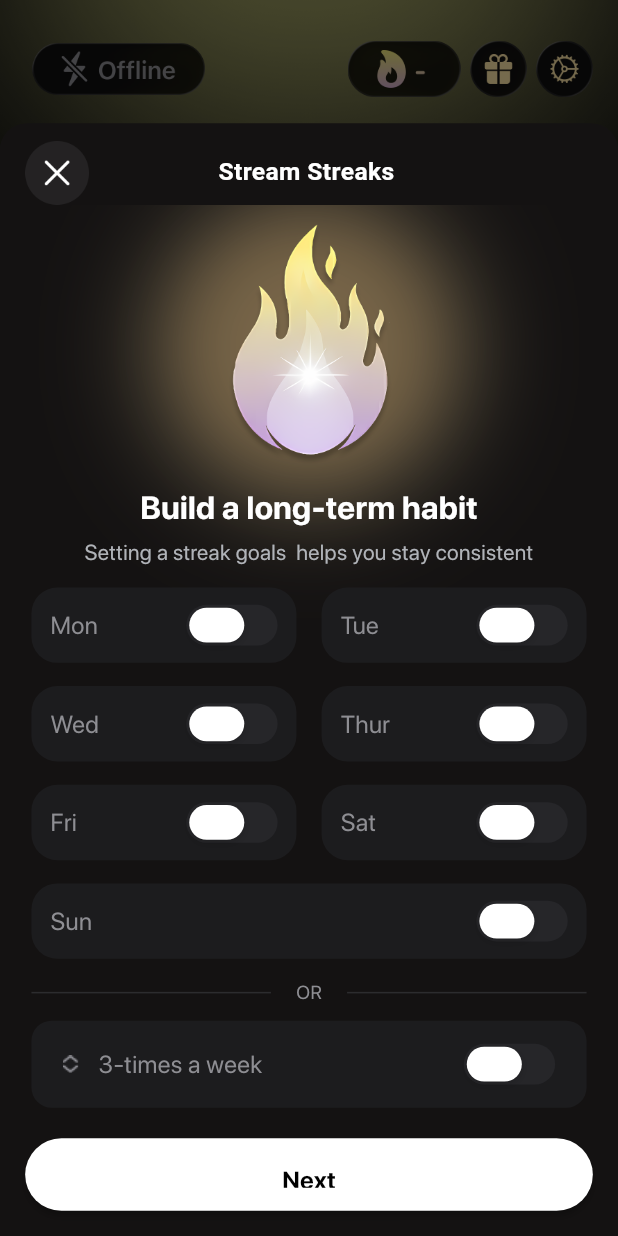
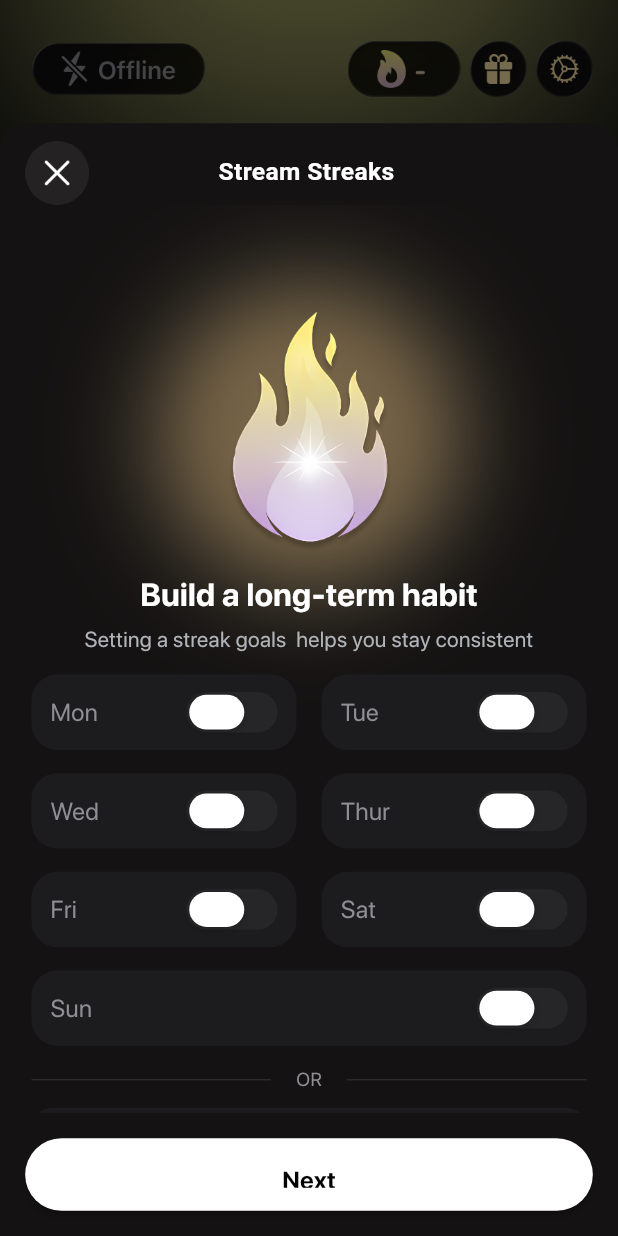
Before and after one commit to ali88367/Second--Chat, a Flutter app: the HomeScreen2 screen opened directly, after a tap on "Customisable streaks", on a phone screen of 412 x 824 dp. Run offline on Flutter 3.47's test engine with Material 3 defaults, Android fonts, the phone set to English and light mode, and no system bars; our stand-ins replace animate_do, cached_network_image, carousel_slider, flutter_screenutil, get, glassmorphism and 3 more; missing offline and left inert: ios_color_picker; accounts and stored records are empty.

Commit message:
first commit

```diff
--- a/lib/features/Streaks/Last_streak.dart
+++ b/lib/features/Streaks/Last_streak.dart
@@ -378,7 +378,7 @@ class _StreakFreezeUseBottomSheetState extends State<StreakFreezeUseBottomSheet>
                         width: double.infinity,
                         child: ElevatedButton(
                           onPressed: () {
-                            Get.offAll(const HomeScreen2());
+                            Get.back();
                           },
                           style: ElevatedButton.styleFrom(
                             backgroundColor: const Color(0xFF7EDDE4),
--- a/lib/features/Streaks/Streaksbottomsheet.dart
+++ b/lib/features/Streaks/Streaksbottomsheet.dart
@@ -93,7 +93,7 @@ class _StreamStreakSetupBottomSheetState extends State<StreamStreakSetupBottomSh
           ),
           Expanded(
             child: SingleChildScrollView(
-              padding: EdgeInsets.symmetric(horizontal: 20.w),
+              padding: EdgeInsets.symmetric(horizontal: 20.w,vertical: 60.h),
               child: Column(
                 children: [
                   SizedBox(height: 10.h),
--- a/lib/features/intro/intro_screen1.dart
+++ b/lib/features/intro/intro_screen1.dart
@@ -33,6 +33,7 @@ class _IntroScreen1State extends State<IntroScreen1> {
   @override
   Widget build(BuildContext context) {
     return Scaffold(
+      backgroundColor: Colors.black,
       body: SafeArea(
         top: false,
         child: Stack(
@@ -40,8 +41,8 @@ class _IntroScreen1State extends State<IntroScreen1> {
             Container(
               decoration: const BoxDecoration(
                 image: DecorationImage(
-                  image: AssetImage('assets/images/intro1.png'),
-                  fit: BoxFit.cover,
+                  image: AssetImage('assets/images/ani.gif'),
+                  fit: BoxFit.contain,
                 ),
               ),
             ),
--- a/lib/features/main_section/main/HomeScreen2.dart
+++ b/lib/features/main_section/main/HomeScreen2.dart
@@ -49,124 +49,9 @@ class HomeScreen2 extends StatelessWidget {
             ),
           ),
 
-          // 🔹 Header (Image Buttons)
-          SafeArea(
-            child: Padding(
-              padding: EdgeInsets.symmetric(horizontal: 16.w, vertical: 28.h),
-              child: Row(
-                mainAxisAlignment: MainAxisAlignment.spaceBetween,
-                children: [
-                  // Offline Button
-                  GestureDetector(
-                    onTap: () {
-                      Get.to(
-                            () => Livestreaming(),
-                        transition: Transition.cupertino,
-                        duration: const Duration(milliseconds: 250),
-                        curve: Curves.fastOutSlowIn,
-                      );
-                    },
-                    child: _buildImageButton(
-                      'assets/images/offline.png',
-                      width: 119.w,
-                      height: 36.h,
-                    ),
-                  ),
-
-                  // Right Buttons
-                  Row(
-                    children: [
-                      InkWell(
-                        onTap: () {
-                          Get.bottomSheet(
-                            Container(
-                              height: Get.height * .8,
-                              decoration: BoxDecoration(
-                                color: bottomSheetGrey,
-                                borderRadius: BorderRadius.only(
-                                  topRight: Radius.circular(18.r),
-                                  topLeft: Radius.circular(18.r),
-                                ),
-                              ),
-                              child: StreamStreakSetupBottomSheet(),
-                            ),
-                            isDismissible: true,
-                            isScrollControlled: true,
-                            enableDrag: true,
-                            enterBottomSheetDuration: const Duration(milliseconds: 300),
-                            exitBottomSheetDuration: const Duration(milliseconds: 250),
-                          );
-                        },
-                        child: _buildImageButton(
-                          'assets/images/streak_icon.png',
-                          width: 72.w,
-                          height: 36.w,
-                        ),
-                      ),
-                      SizedBox(width: 6.w),
-                      InkWell(
-                        onTap: () {
-                          Get.bottomSheet(
-                            Container(
-                              height: Get.height * .9,
-                              decoration: BoxDecoration(
-                                color: bottomSheetGrey,
-                                borderRadius: BorderRadius.only(
-                                  topRight: Radius.circular(18.r),
-                                  topLeft: Radius.circular(18.r),
-                                ),
-                              ),
-                              child: InviteBottomSheet(),
-                            ),
-                            isDismissible: true,
-                            isScrollControlled: true,
-                            enableDrag: true,
-                            enterBottomSheetDuration: const Duration(milliseconds: 300),
-                            exitBottomSheetDuration: const Duration(milliseconds: 250),
-                          );
-                        },
-                        child: _buildImageButton(
-                          'assets/images/gift.png',
-                          width: 36.w,
-                          height: 36.w,
-                        ),
-                      ),
-                      SizedBox(width: 6.w),
-                      GestureDetector(
-                        onTap: () {
-                          Get.bottomSheet(
-                            Container(
-                              height: Get.height * .9,
-                              decoration: BoxDecoration(
-                                color: bottomSheetGrey,
-                                borderRadius: BorderRadius.only(
-                                  topRight: Radius.circular(18.r),
-                                  topLeft: Radius.circular(18.r),
-                                ),
-                              ),
-                              child: SettingsBottomsheetColumn(),
-                            ),
-                            isDismissible: true,
-                            isScrollControlled: true,
-                            enableDrag: true,
-                            enterBottomSheetDuration: const Duration(milliseconds: 300),
-                            exitBottomSheetDuration: const Duration(milliseconds: 250),
-                          );
-                        },
-                        child: _buildImageButton(
-                          'assets/images/settings.png',
-                          width: 36.w,
-                          height: 36.w,
-                        ),
-                      ),
-                    ],
-                  ),
-                ],
-              ),
-            ),
-          ),
-
-          // 🔹 Center Content
+          // 🔹 Center Content (MOVED UP)
+          // Moving this block BEFORE the Header ensures the Header sits ON TOP of it.
+          // This fixes the issue where the Header buttons were unclickable.
           Center(
             child: Stack(
               alignment: Alignment.center,
@@ -218,9 +103,136 @@ class HomeScreen2 extends StatelessWidget {
             ),
           ),
 
+          // 🔹 Header (Image Buttons) (MOVED DOWN)
+          // Now this comes AFTER the Center content in the Stack, making it clickable.
+          SafeArea(
+            child: Padding(
+              padding: EdgeInsets.symmetric(horizontal: 16.w, vertical: 28.h),
+              child: Row(
+                mainAxisAlignment: MainAxisAlignment.spaceBetween,
+                children: [
+                  // Offline Button
+                  GestureDetector(
+                    onTap: () {
+                      Get.to(
+                            () => Livestreaming(),
+                        transition: Transition.cupertino,
+                        duration: const Duration(milliseconds: 250),
+                        curve: Curves.fastOutSlowIn,
+                      );
+                    },
+                    child: _buildImageButton(
+                      'assets/images/offline.png',
+                      width: 119.w,
+                      height: 36.h,
+                    ),
+                  ),
+
+                  // Right Buttons
+                  Row(
+                    children: [
+                      InkWell(
+                        onTap: () {
+                          Get.bottomSheet(
+                            Container(
+                              height: Get.height * .8,
+                              decoration: BoxDecoration(
+                                color: bottomSheetGrey,
+                                borderRadius: BorderRadius.only(
+                                  topRight: Radius.circular(18.r),
+                                  topLeft: Radius.circular(18.r),
+                                ),
+                              ),
+                              child: StreamStreakSetupBottomSheet(),
+                            ),
+                            isDismissible: true,
+                            isScrollControlled: true,
+                            enableDrag: true,
+                            enterBottomSheetDuration:
+                            const Duration(milliseconds: 300),
+                            exitBottomSheetDuration:
+                            const Duration(milliseconds: 250),
+                          );
+                        },
+                        child: _buildImageButton(
+                          'assets/images/streak_icon.png',
+                          width: 72.w,
+                          height: 36.w,
+                        ),
+                      ),
+                      SizedBox(width: 6.w),
+                      InkWell(
+                        onTap: () {
+                          Get.bottomSheet(
+                            Container(
+                              height: Get.height * .9,
+                              decoration: BoxDecoration(
+                                color: bottomSheetGrey,
+                                borderRadius: BorderRadius.only(
+                                  topRight: Radius.circular(18.r),
+                                  topLeft: Radius.circular(18.r),
+                                ),
+                              ),
+                              child: InviteBottomSheet(),
+                            ),
+                            isDismissible: true,
+                            isScrollControlled: true,
+                            enableDrag: true,
+                            enterBottomSheetDuration:
+                            const Duration(milliseconds: 300),
+                            exitBottomSheetDuration:
+                            const Duration(milliseconds: 250),
+                          );
+                        },
+                        child: _buildImageButton(
+                          'assets/images/gift.png',
+                          width: 36.w,
+                          height: 36.w,
+                        ),
+                      ),
+                      SizedBox(width: 6.w),
+                      GestureDetector(
+                        onTap: () {
+                          Get.bottomSheet(
+                            Container(
+                              height: Get.height * .9,
+                              decoration: BoxDecoration(
+                                color: bottomSheetGrey,
+                                borderRadius: BorderRadius.only(
+                                  topRight: Radius.circular(18.r),
+                                  topLeft: Radius.circular(18.r),
+                                ),
+                              ),
+                              child: SettingsBottomsheetColumn(),
+                            ),
+                            isDismissible: true,
+                            isScrollControlled: true,
+                            enableDrag: true,
+                            enterBottomSheetDuration:
+                            const Duration(milliseconds: 300),
+                            exitBottomSheetDuration:
+                            const Duration(milliseconds: 250),
+                          );
+                        },
+                        child: _buildImageButton(
+                          'assets/images/settings.png',
+                          width: 36.w,
+                          height: 36.w,
+                        ),
+                      ),
+                    ],
+                  ),
+                ],
+              ),
+            ),
+          ),
+
           // 🔹 Getting Started Card
           Positioned(
-            bottom: 110.h,
+            // FIX: Changed from 110.h to 42.h.
+            // Why? The Card now includes internal padding for the button (68.h).
+            // 110 - 68 = 42. This ensures the Card stays at the exact same visual height.
+            bottom: 42.h,
             left: 16.w,
             right: 16.w,
             child: const GettingStartedCard(),
@@ -236,7 +248,9 @@ class HomeScreen2 extends StatelessWidget {
         required double width,
         required double height,
       }) {
-    return SizedBox(
+    return Container(
+      // Added transparent color to ensure taps work on transparent image areas
+      color: Colors.transparent,
       width: width,
       height: height,
       child: Image.asset(assetPath, fit: BoxFit.contain),
@@ -267,15 +281,20 @@ class _GettingStartedCardState extends State<GettingStartedCard> {
     return count;
   }
 
-  // Percentage (0–100)
-  int get _progressPercentage => _completedCount * 25;
-
   // All done check
   bool get _isAllCompleted => _completedCount == 4;
 
   @override
   Widget build(BuildContext context) {
-    return Container(
+    return Stack(
+      clipBehavior: Clip.none,
+      children: [
+        // 1. The Main Card Container
+        // FIX: Wrapped in Padding to reserve space for the hanging button.
+        // This ensures the button is inside the widget bounds for clicking.
+        Padding(
+          padding: EdgeInsets.only(bottom: 68.h),
+          child: Container(
             padding: EdgeInsets.only(bottom: 1.h),
             decoration: BoxDecoration(
               color: const Color.fromRGBO(30, 29, 32, 1),
@@ -312,13 +331,13 @@ class _GettingStartedCardState extends State<GettingStartedCard> {
                           value: _completedCount / 4.0,
                           strokeWidth: 3.0,
                           color: const Color.fromRGBO(176, 218, 200, 1),
-                    backgroundColor: const Color.fromRGBO(120, 120, 128, 0.36),
+                          backgroundColor:
+                          const Color.fromRGBO(120, 120, 128, 0.36),
                         ),
                       ),
                     ],
                   ),
                 ),
-
                 Container(
                   decoration: BoxDecoration(
                     color: const Color.fromRGBO(47, 46, 51, 1),
@@ -332,7 +351,7 @@ class _GettingStartedCardState extends State<GettingStartedCard> {
                   child: Column(
                     mainAxisSize: MainAxisSize.min,
                     children: [
-                // 1. Enable notifications (checkbox style - no circle/arrow when unfinished)
+                      // 1. Enable notifications
                       _buildMenuItem(
                         imagePath: 'assets/images/notification.png',
                         title: 'Enable notifications',
@@ -376,8 +395,10 @@ class _GettingStartedCardState extends State<GettingStartedCard> {
                             isScrollControlled: true,
                             enableDrag: true,
                             backgroundColor: Colors.transparent,
-                      enterBottomSheetDuration: const Duration(milliseconds: 300),
-                      exitBottomSheetDuration: const Duration(milliseconds: 250),
+                            enterBottomSheetDuration:
+                            const Duration(milliseconds: 300),
+                            exitBottomSheetDuration:
+                            const Duration(milliseconds: 250),
                           ).then((_) {
                             setState(() {
                               _streamServiceAdded = true;
@@ -411,8 +432,10 @@ class _GettingStartedCardState extends State<GettingStartedCard> {
                             isDismissible: true,
                             isScrollControlled: true,
                             enableDrag: true,
-                      enterBottomSheetDuration: const Duration(milliseconds: 300),
-                      exitBottomSheetDuration: const Duration(milliseconds: 250),
+                            enterBottomSheetDuration:
+                            const Duration(milliseconds: 300),
+                            exitBottomSheetDuration:
+                            const Duration(milliseconds: 250),
                           ).then((_) {
                             setState(() {
                               _settingsOpened = true;
@@ -446,8 +469,10 @@ class _GettingStartedCardState extends State<GettingStartedCard> {
                             isDismissible: true,
                             isScrollControlled: true,
                             enableDrag: true,
-                      enterBottomSheetDuration: const Duration(milliseconds: 300),
-                      exitBottomSheetDuration: const Duration(milliseconds: 250),
+                            enterBottomSheetDuration:
+                            const Duration(milliseconds: 300),
+                            exitBottomSheetDuration:
+                            const Duration(milliseconds: 250),
                           ).then((_) {
                             setState(() {
                               _streaksCustomized = true;
@@ -462,12 +487,43 @@ class _GettingStartedCardState extends State<GettingStartedCard> {
                         ),
                       ),
 
-
                     ],
                   ),
                 ),
               ],
             ),
+          ),
+        ),
+
+        // 2. The Next Button
+        // FIX: Positioned at bottom: 0.
+        // Since we added 68.h padding to the container above, bottom: 0 here
+        // is visually equivalent to bottom: -68.h in the old code,
+        // but now it is valid for clicks.
+        if (_isAllCompleted)
+          Positioned(
+            bottom: 0,
+            left: 0,
+            right: 0,
+            child: GestureDetector(
+              onTap: () {
+                Get.to(Livestreaming());
+              },
+              child: Container(
+                height: 52.h,
+                decoration: BoxDecoration(
+                  color: Colors.white,
+                  borderRadius: BorderRadius.circular(30.r),
+                ),
+                alignment: Alignment.center,
+                child: Text(
+                  "Next",
+                  style: sfProText600(17.sp, Colors.black),
+                ),
+              ),
+            ),
+          ),
+      ],
     );
   }
 
@@ -479,7 +535,10 @@ class _GettingStartedCardState extends State<GettingStartedCard> {
     bool hasArrow = false,
     VoidCallback? onTap,
   }) {
-    return InkWell(
+    // FIX: Wrapped InkWell in Material so ripples and taps work properly
+    return Material(
+      color: Colors.transparent,
+      child: InkWell(
         onTap: onTap,
         child: Padding(
           padding: EdgeInsets.symmetric(horizontal: 16.w, vertical: 12.h),
@@ -499,7 +558,7 @@ class _GettingStartedCardState extends State<GettingStartedCard> {
                 ),
               ),
 
-            // Right side: circle + arrow when unfinished (for hasArrow items), tick when done
+              // Right side logic
               if (isChecked)
                 Image.asset(
                   'assets/images/check.png',
@@ -507,13 +566,15 @@ class _GettingStartedCardState extends State<GettingStartedCard> {
                   height: 28.w,
                   fit: BoxFit.contain,
                 )
-            else if (hasArrow) ...[
+              else ...[
+                if (hasArrow) ...[
                   Image.asset(
                     'assets/icons/loader_icon.png',
                     width: 28.w,
                     height: 28.w,
                     fit: BoxFit.contain,
-              ),],
+                  ),
+                ],
                 SizedBox(width: 8.w),
                 Image.asset(
                   'assets/images/arrowRight.png',
@@ -521,8 +582,9 @@ class _GettingStartedCardState extends State<GettingStartedCard> {
                   height: 28.w,
                   fit: BoxFit.contain,
                 ),
-            // For notifications (hasCheckbox && !isChecked) → no icon on right (clean UI)
+              ]
             ],
+          ),
         ),
       ),
     );
```
Also changed, not shown: assets/images/premium.png, assets/images/trial.png, assets/trial.png (deleted), 1 other file. Lines whose indentation alone changed are shown as unchanged.
